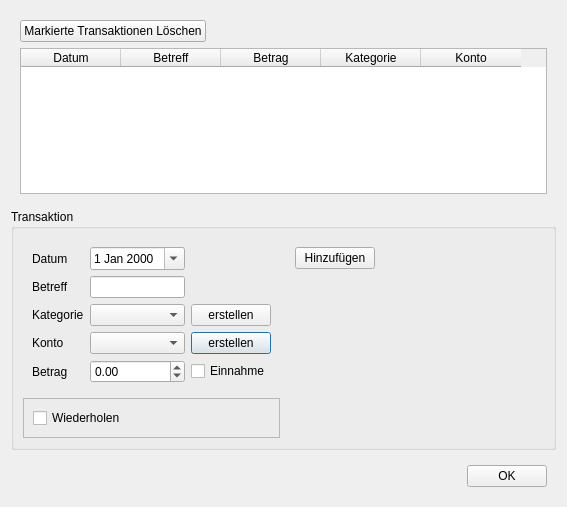
The window that View/src/main/resources/design/ui/transactiondialog.ui (marcuskraft/DimeDiaryJavaFx) describes before a commit, drawn with Qt 5.
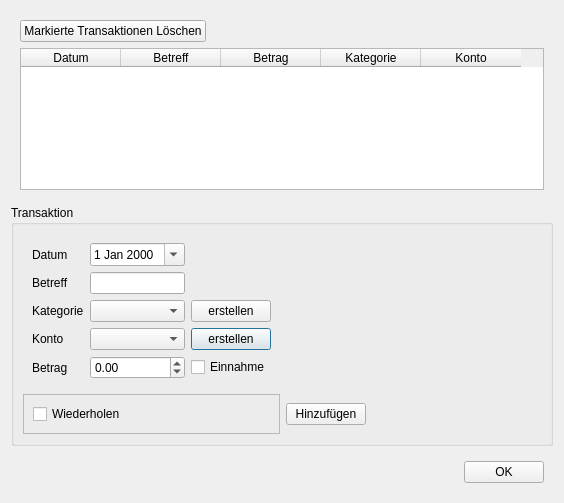
The same window after the commit.

What changed in the file:
```diff
--- a/View/src/main/resources/design/ui/transactiondialog.ui
+++ b/View/src/main/resources/design/ui/transactiondialog.ui
@@ -6,8 +6,8 @@
    <rect>
     <x>0</x>
     <y>0</y>
-    <width>567</width>
-    <height>507</height>
+    <width>564</width>
+    <height>503</height>
    </rect>
   </property>
   <property name="windowTitle">
@@ -22,6 +22,19 @@
         <string>Transaktion</string>
        </property>
        <layout class="QGridLayout" name="gridLayout_5">
+        <item row="1" column="2">
+         <spacer name="horizontalSpacer_2">
+          <property name="orientation">
+           <enum>Qt::Horizontal</enum>
+          </property>
+          <property name="sizeHint" stdset="0">
+           <size>
+            <width>349</width>
+            <height>20</height>
+           </size>
+          </property>
+         </spacer>
+        </item>
         <item row="0" column="0">
          <widget class="QWidget" name="widgetTransactionData" native="true">
           <layout class="QGridLayout" name="gridLayout_7">
@@ -114,45 +127,6 @@
           </layout>
          </widget>
         </item>
-        <item row="0" column="1">
-         <widget class="QWidget" name="widgetAddButton" native="true">
-          <layout class="QGridLayout" name="gridLayout_4">
-           <item row="0" column="0">
-            <widget class="QPushButton" name="pushButtonAdd">
-             <property name="text">
-              <string>Hinzufügen</string>
-             </property>
-            </widget>
-           </item>
-           <item row="0" column="1">
-            <spacer name="horizontalSpacer_2">
-             <property name="orientation">
-              <enum>Qt::Horizontal</enum>
-             </property>
-             <property name="sizeHint" stdset="0">
-              <size>
-               <width>349</width>
-               <height>20</height>
-              </size>
-             </property>
-            </spacer>
-           </item>
-           <item row="1" column="0">
-            <spacer name="verticalSpacer_2">
-             <property name="orientation">
-              <enum>Qt::Vertical</enum>
-             </property>
-             <property name="sizeHint" stdset="0">
-              <size>
-               <width>20</width>
-               <height>40</height>
-              </size>
-             </property>
-            </spacer>
-           </item>
-          </layout>
-         </widget>
-        </item>
         <item row="1" column="0">
          <widget class="QFrame" name="frameIterateButton">
           <property name="frameShape">
@@ -185,6 +159,13 @@
           </layout>
          </widget>
         </item>
+        <item row="1" column="1">
+         <widget class="QPushButton" name="pushButtonAdd">
+          <property name="text">
+           <string>Hinzufügen</string>
+          </property>
+         </widget>
+        </item>
        </layout>
       </widget>
      </item>
```
